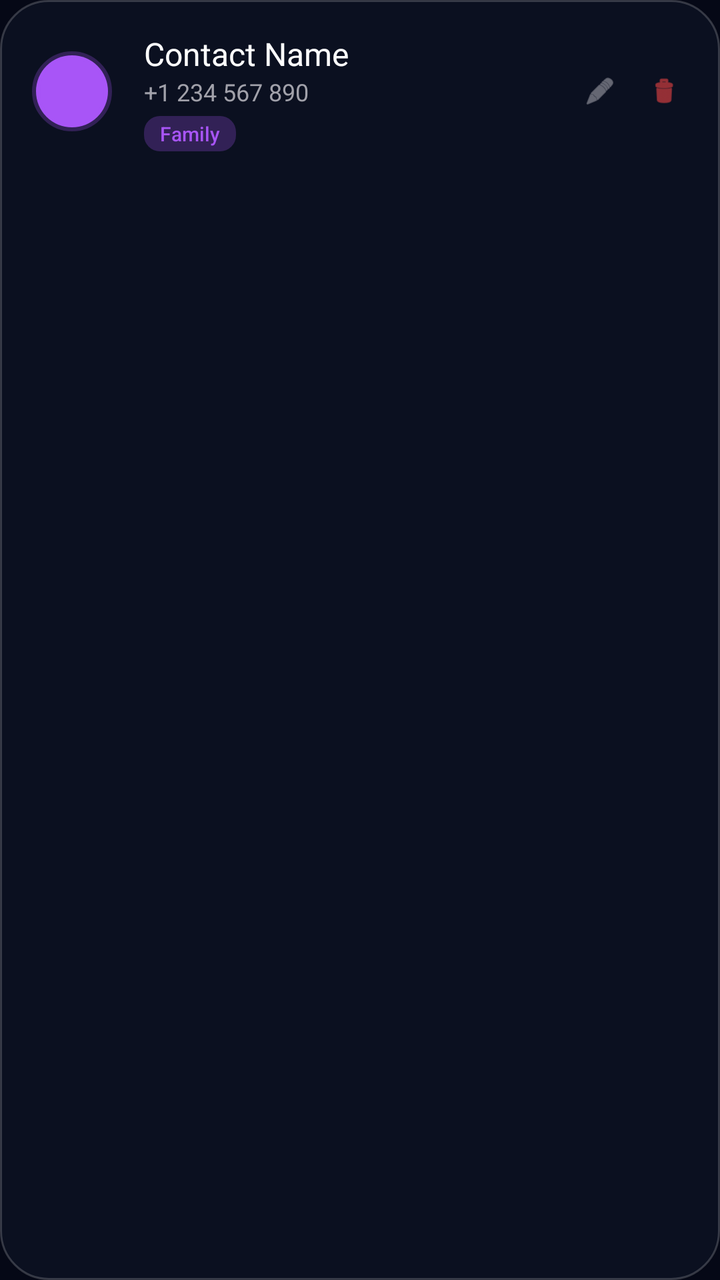
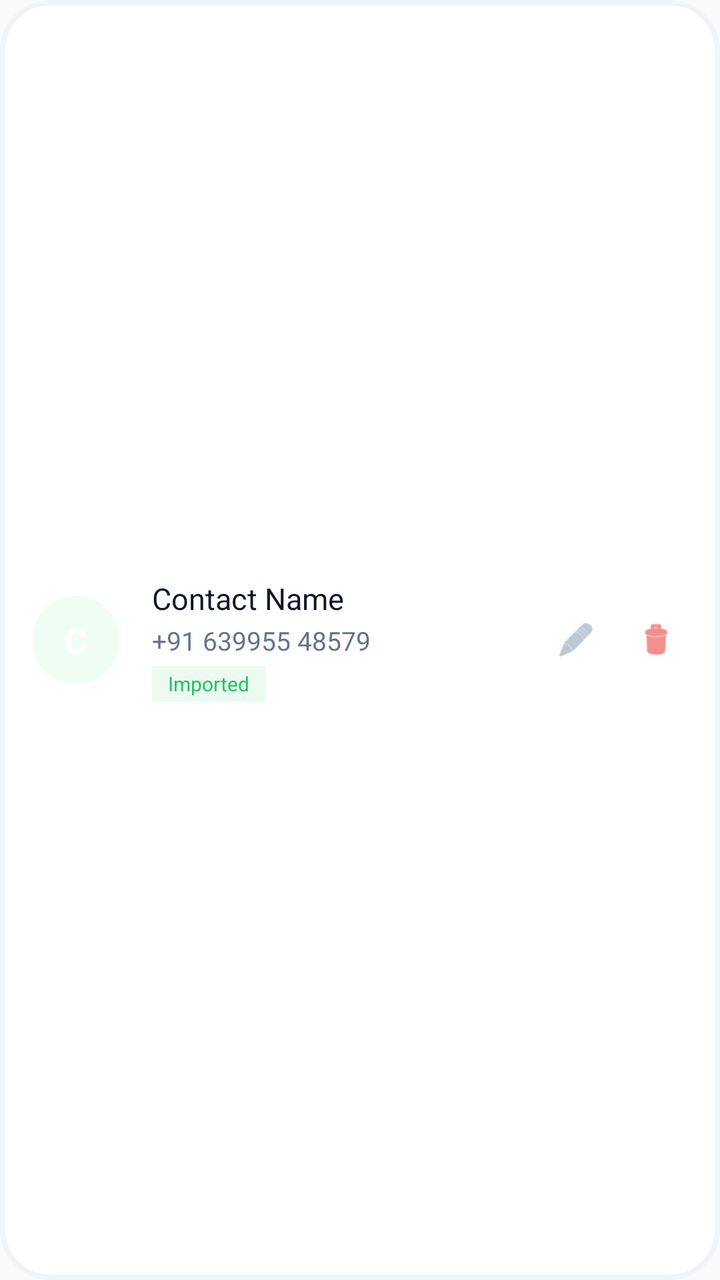

Screens rendered from an Android XML layout before and after an edit, with the pre-edit source and the edit as a unified diff.
<!-- AndroidManifest.xml: application theme Theme.SilentGuard -->
<!-- res/layout/item_emergency_contact.xml -->
<?xml version="1.0" encoding="utf-8"?>
<LinearLayout xmlns:android="http://schemas.android.com/apk/res/android"
    android:layout_width="match_parent"
    android:layout_height="wrap_content"
    android:orientation="vertical"
    android:padding="16dp"
    android:layout_marginBottom="12dp"
    android:background="@drawable/bg_glass_card"
    android:clickable="true"
    android:focusable="true">

    <RelativeLayout
        android:layout_width="match_parent"
        android:layout_height="wrap_content">

        <ImageView
            android:id="@+id/iv_profile"
            android:layout_width="40dp"
            android:layout_height="40dp"
            android:src="@android:drawable/ic_menu_myplaces"
            app:tint="@color/neon_violet"
            android:background="@drawable/bg_dot_neon"
            android:padding="8dp"
            android:layout_centerVertical="true"
            xmlns:app="http://schemas.android.com/apk/res-auto" />

        <LinearLayout
            android:layout_width="wrap_content"
            android:layout_height="wrap_content"
            android:orientation="vertical"
            android:layout_toEndOf="@id/iv_profile"
            android:layout_marginStart="16dp"
            android:layout_toStartOf="@id/layout_actions"
            android:layout_centerVertical="true">

            <TextView
                android:id="@+id/tv_contact_name"
                android:layout_width="wrap_content"
                android:layout_height="wrap_content"
                android:text="Contact Name"
                android:textColor="@color/text_primary"
                android:fontFamily="sans-serif-bold"
                android:textSize="16sp" />

            <TextView
                android:id="@+id/tv_contact_phone"
                android:layout_width="wrap_content"
                android:layout_height="wrap_content"
                android:text="+1 234 567 890"
                android:textColor="@color/text_secondary"
                android:textSize="12sp" />

            <TextView
                android:id="@+id/tv_relation_label"
                android:layout_width="wrap_content"
                android:layout_height="wrap_content"
                android:layout_marginTop="4dp"
                android:background="@drawable/bg_location_tag"
                android:paddingHorizontal="8dp"
                android:paddingVertical="2dp"
                android:text="Family"
                android:textColor="@color/neon_violet"
                android:textSize="10sp"
                android:fontFamily="sans-serif-medium" />
        </LinearLayout>

        <LinearLayout
            android:id="@+id/layout_actions"
            android:layout_width="wrap_content"
            android:layout_height="wrap_content"
            android:orientation="horizontal"
            android:layout_alignParentEnd="true"
            android:layout_centerVertical="true">

            <ImageView
                android:id="@+id/iv_edit_contact"
                android:layout_width="24dp"
                android:layout_height="24dp"
                android:src="@android:drawable/ic_menu_edit"
                app:tint="@color/text_secondary"
                android:padding="4dp"
                xmlns:app="http://schemas.android.com/apk/res-auto" />

            <ImageView
                android:id="@+id/iv_delete_contact"
                android:layout_width="24dp"
                android:layout_height="24dp"
                android:src="@android:drawable/ic_menu_delete"
                app:tint="@color/alert_red"
                android:padding="4dp"
                android:layout_marginStart="8dp"
                xmlns:app="http://schemas.android.com/apk/res-auto" />
        </LinearLayout>

    </RelativeLayout>

</LinearLayout>
<!-- resources referenced by this layout -->
<resources>
  <color name="alert_red">#EF4444</color>
  <color name="neon_violet">#A855F7</color>
  <color name="text_primary">#FFFFFF</color>
  <color name="text_secondary">#A1A1AA</color>
  <!-- drawable bg_dot_neon (drawable) -->
  <?xml version="1.0" encoding="utf-8"?>
  <shape xmlns:android="http://schemas.android.com/apk/res/android"
      android:shape="oval">
      <solid android:color="@color/neon_violet" />
      <stroke
          android:width="4dp"
          android:color="@color/neon_violet_glow" />
      <size android:width="24dp" android:height="24dp" />
  </shape>
  <!-- drawable bg_glass_card (drawable) -->
  <?xml version="1.0" encoding="utf-8"?>
  <shape xmlns:android="http://schemas.android.com/apk/res/android">
      <solid android:color="@color/bg_secondary" />
      <corners android:radius="24dp" />
      <stroke
          android:width="1dp"
          android:color="@color/bg_glass_stroke" />
  </shape>
  <!-- drawable bg_location_tag (drawable) -->
  <?xml version="1.0" encoding="utf-8"?>
  <shape xmlns:android="http://schemas.android.com/apk/res/android">
      <solid android:color="@color/neon_violet_glow" />
      <corners android:radius="8dp" />
  </shape>
  <style name="Theme.SilentGuard" parent="Theme.Material3.DayNight.NoActionBar">
          <item name="colorPrimary">@color/accent_purple</item>
          <item name="android:windowBackground">@color/bg_primary</item>
          <item name="android:statusBarColor">@color/bg_primary</item>
          <item name="android:navigationBarColor">@color/bg_primary</item>
      </style>
  <color name="neon_violet_glow">#40A855F7</color>
  <color name="bg_secondary">#0B1020</color>
  <color name="bg_glass_stroke">#30FFFFFF</color>
  <color name="accent_purple">#8B5CF6</color>
  <color name="bg_primary">#050816</color>
</resources>

<!-- the commit's change to res/layout/item_emergency_contact.xml (unified diff, before → after) -->
@@ -1,97 +1,107 @@
 <?xml version="1.0" encoding="utf-8"?>
 <LinearLayout xmlns:android="http://schemas.android.com/apk/res/android"
+    xmlns:app="http://schemas.android.com/apk/res-auto"
     android:layout_width="match_parent"
     android:layout_height="wrap_content"
-    android:orientation="vertical"
+    android:orientation="horizontal"
     android:padding="16dp"
     android:layout_marginBottom="12dp"
-    android:background="@drawable/bg_glass_card"
+    android:background="@drawable/bg_feature_card_new"
+    android:gravity="center_vertical"
     android:clickable="true"
     android:focusable="true">
 
-    <RelativeLayout
-        android:layout_width="match_parent"
-        android:layout_height="wrap_content">
+    <FrameLayout
+        android:layout_width="44dp"
+        android:layout_height="44dp"
+        android:background="@drawable/bg_avatar_circle">
+        <TextView
+            android:id="@+id/tv_avatar_initial"
+            android:layout_width="wrap_content"
+            android:layout_height="wrap_content"
+            android:layout_gravity="center"
+            android:text="C"
+            android:textColor="@color/ui_card_white"
+            android:textSize="18sp"
+            android:fontFamily="sans-serif-black" />
+    </FrameLayout>
 
-        <ImageView
-            android:id="@+id/iv_profile"
-            android:layout_width="40dp"
-            android:layout_height="40dp"
-            android:src="@android:drawable/ic_menu_myplaces"
-            app:tint="@color/neon_violet"
-            android:background="@drawable/bg_dot_neon"
-            android:padding="8dp"
-            android:layout_centerVertical="true"
-            xmlns:app="http://schemas.android.com/apk/res-auto" />
+    <LinearLayout
+        android:layout_width="0dp"
+        android:layout_height="wrap_content"
+        android:layout_weight="1"
+        android:layout_marginStart="16dp"
+        android:orientation="vertical">
 
         <LinearLayout
             android:layout_width="wrap_content"
             android:layout_height="wrap_content"
-            android:orientation="vertical"
-            android:layout_toEndOf="@id/iv_profile"
-            android:layout_marginStart="16dp"
-            android:layout_toStartOf="@id/layout_actions"
-            android:layout_centerVertical="true">
-
+            android:orientation="horizontal"
+            android:gravity="center_vertical">
             <TextView
                 android:id="@+id/tv_contact_name"
                 android:layout_width="wrap_content"
                 android:layout_height="wrap_content"
                 android:text="Contact Name"
-                android:textColor="@color/text_primary"
+                android:textColor="@color/ui_text_title"
                 android:fontFamily="sans-serif-bold"
-                android:textSize="16sp" />
-
-            <TextView
-                android:id="@+id/tv_contact_phone"
-                android:layout_width="wrap_content"
-                android:layout_height="wrap_content"
-                android:text="+1 234 567 890"
-                android:textColor="@color/text_secondary"
-                android:textSize="12sp" />
-
-            <TextView
-                android:id="@+id/tv_relation_label"
-                android:layout_width="wrap_content"
-                android:layout_height="wrap_content"
-                android:layout_marginTop="4dp"
-                android:background="@drawable/bg_location_tag"
-                android:paddingHorizontal="8dp"
-                android:paddingVertical="2dp"
-                android:text="Family"
-                android:textColor="@color/neon_violet"
-                android:textSize="10sp"
-                android:fontFamily="sans-serif-medium" />
+                android:textSize="15sp" />
+            <ImageView
+                android:layout_width="14dp"
+                android:layout_height="14dp"
+                android:layout_marginStart="4dp"
+                android:src="@android:drawable/ic_menu_myplaces"
+                app:tint="@color/brand_success"
+                android:visibility="gone" />
         </LinearLayout>
 
-        <LinearLayout
-            android:id="@+id/layout_actions"
+        <TextView
+            android:id="@+id/tv_contact_phone"
             android:layout_width="wrap_content"
             android:layout_height="wrap_content"
-            android:orientation="horizontal"
-            android:layout_alignParentEnd="true"
-            android:layout_centerVertical="true">
+            android:text="+91 639955 48579"
+            android:textColor="@color/ui_text_body"
+            android:textSize="13sp"
+            android:layout_marginTop="2dp" />
 
-            <ImageView
-                android:id="@+id/iv_edit_contact"
-                android:layout_width="24dp"
-                android:layout_height="24dp"
-                android:src="@android:drawable/ic_menu_edit"
-                app:tint="@color/text_secondary"
-                android:padding="4dp"
-                xmlns:app="http://schemas.android.com/apk/res-auto" />
+        <TextView
+            android:id="@+id/tv_relation_label"
+            android:layout_width="wrap_content"
+            android:layout_height="wrap_content"
+            android:layout_marginTop="4dp"
+            android:background="#1522C55E"
+            android:paddingHorizontal="8dp"
+            android:paddingVertical="2dp"
+            android:text="Imported"
+            android:textColor="@color/brand_success"
+            android:textSize="10sp"
+            android:fontFamily="sans-serif-bold" />
+    </LinearLayout>
 
-            <ImageView
-                android:id="@+id/iv_delete_contact"
-                android:layout_width="24dp"
-                android:layout_height="24dp"
-                android:src="@android:drawable/ic_menu_delete"
-                app:tint="@color/alert_red"
-                android:padding="4dp"
-                android:layout_marginStart="8dp"
-                xmlns:app="http://schemas.android.com/apk/res-auto" />
-        </LinearLayout>
+    <LinearLayout
+        android:id="@+id/layout_actions"
+        android:layout_width="wrap_content"
+        android:layout_height="wrap_content"
+        android:orientation="horizontal">
 
-    </RelativeLayout>
+        <ImageView
+            android:id="@+id/iv_edit_contact"
+            android:layout_width="32dp"
+            android:layout_height="32dp"
+            android:src="@android:drawable/ic_menu_edit"
+            app:tint="@color/ui_text_light"
+            android:padding="6dp"
+            android:background="?attr/selectableItemBackgroundBorderless" />
+
+        <ImageView
+            android:id="@+id/iv_delete_contact"
+            android:layout_width="32dp"
+            android:layout_height="32dp"
+            android:src="@android:drawable/ic_menu_delete"
+            app:tint="@color/brand_danger"
+            android:padding="6dp"
+            android:layout_marginStart="8dp"
+            android:background="?attr/selectableItemBackgroundBorderless" />
+    </LinearLayout>
 
 </LinearLayout>
<!-- resource entries referenced after the edit -->
@@ -1,44 +1,39 @@
 <!-- resources referenced by this layout -->
 <resources>
-  <color name="alert_red">#EF4444</color>
-  <color name="neon_violet">#A855F7</color>
-  <color name="text_primary">#FFFFFF</color>
-  <color name="text_secondary">#A1A1AA</color>
-  <!-- drawable bg_dot_neon (drawable) -->
+  <color name="brand_danger">#EF4444</color>
+  <color name="brand_success">#22C55E</color>
+  <color name="ui_card_white">#FFFFFF</color>
+  <color name="ui_text_body">#64748B</color>
+  <color name="ui_text_light">#94A3B8</color>
+  <color name="ui_text_title">#0F172A</color>
+  <!-- drawable bg_avatar_circle (drawable) -->
   <?xml version="1.0" encoding="utf-8"?>
   <shape xmlns:android="http://schemas.android.com/apk/res/android"
       android:shape="oval">
-      <solid android:color="@color/neon_violet" />
-      <stroke
-          android:width="4dp"
-          android:color="@color/neon_violet_glow" />
-      <size android:width="24dp" android:height="24dp" />
+      <solid android:color="@color/feature_pass_bg" />
   </shape>
-  <!-- drawable bg_glass_card (drawable) -->
+  <!-- drawable bg_feature_card_new (drawable) -->
   <?xml version="1.0" encoding="utf-8"?>
-  <shape xmlns:android="http://schemas.android.com/apk/res/android">
-      <solid android:color="@color/bg_secondary" />
-      <corners android:radius="24dp" />
-      <stroke
-          android:width="1dp"
-          android:color="@color/bg_glass_stroke" />
-  </shape>
-  <!-- drawable bg_location_tag (drawable) -->
-  <?xml version="1.0" encoding="utf-8"?>
-  <shape xmlns:android="http://schemas.android.com/apk/res/android">
-      <solid android:color="@color/neon_violet_glow" />
-      <corners android:radius="8dp" />
-  </shape>
-  <style name="Theme.SilentGuard" parent="Theme.Material3.DayNight.NoActionBar">
-          <item name="colorPrimary">@color/accent_purple</item>
-          <item name="android:windowBackground">@color/bg_primary</item>
-          <item name="android:statusBarColor">@color/bg_primary</item>
-          <item name="android:navigationBarColor">@color/bg_primary</item>
+  <layer-list xmlns:android="http://schemas.android.com/apk/res/android">
+      <item>
+          <shape>
+              <solid android:color="@color/ui_card_white" />
+              <corners android:radius="24dp" />
+              <stroke android:width="2.5dp" android:color="@color/ui_card_border" />
+          </shape>
+      </item>
+      
+  </layer-list>
+  <style name="Theme.SilentGuard" parent="Theme.Material3.Light.NoActionBar">
+          <item name="colorPrimary">@color/brand_primary</item>
+          <item name="android:windowBackground">@color/ui_bg_main</item>
+          <item name="android:statusBarColor">@color/ui_bg_main</item>
+          <item name="android:windowLightStatusBar">true</item>
+          <item name="android:navigationBarColor">@color/ui_bg_main</item>
       </style>
-  <color name="neon_violet_glow">#40A855F7</color>
-  <color name="bg_secondary">#0B1020</color>
-  <color name="bg_glass_stroke">#30FFFFFF</color>
-  <color name="accent_purple">#8B5CF6</color>
-  <color name="bg_primary">#050816</color>
+  <color name="feature_pass_bg">#F0FDF4</color>
+  <color name="ui_card_border">#F1F5F9</color>
+  <color name="brand_primary">#0F172A</color>
+  <color name="ui_bg_main">#F8FAFC</color>
 </resources>
 
